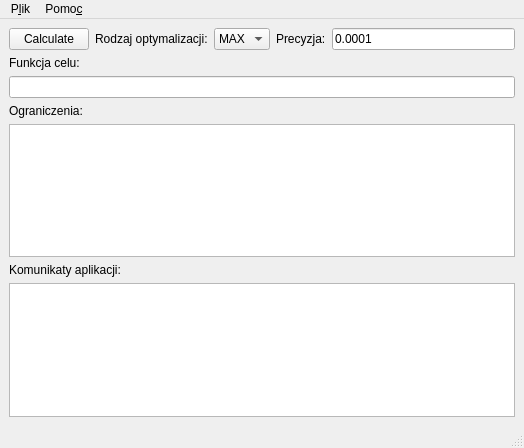
Qt form src/mainwindow.ui (pawliczka/optymalizacja) before a commit.
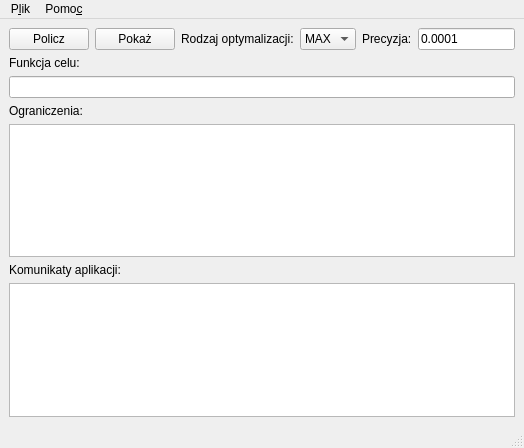
The same form after that commit. Icons and pictures are not drawn.

```diff
--- a/src/mainwindow.ui
+++ b/src/mainwindow.ui
@@ -24,7 +24,14 @@
       <item>
        <widget class="QPushButton" name="btn_calc">
         <property name="text">
-         <string>Calculate</string>
+         <string>Policz</string>
+        </property>
+       </widget>
+      </item>
+      <item>
+       <widget class="QPushButton" name="btn_show">
+        <property name="text">
+         <string>Pokaż</string>
         </property>
        </widget>
       </item>
```
